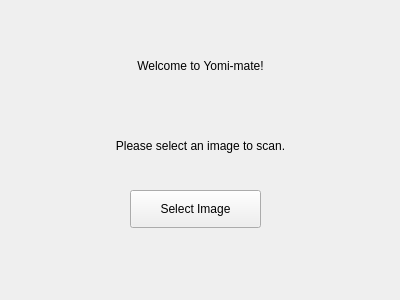
The window that templates/landing.ui (siepenmaru/yomimate) describes before a commit, drawn with Qt 5.
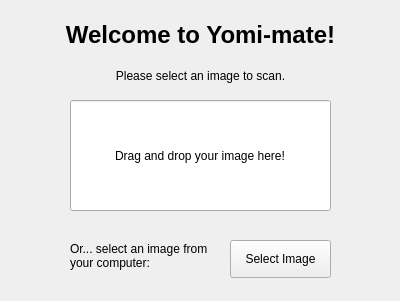
The same window after the commit.

Commit message: feat: add drag n drop area in landing page

Diff of the .ui file:
```diff
--- a/templates/landing.ui
+++ b/templates/landing.ui
@@ -7,7 +7,7 @@
     <x>0</x>
     <y>0</y>
     <width>400</width>
-    <height>300</height>
+    <height>301</height>
    </rect>
   </property>
   <property name="windowTitle">
@@ -16,9 +16,9 @@
   <widget class="QPushButton" name="selectImageButton">
    <property name="geometry">
     <rect>
-     <x>130</x>
-     <y>190</y>
-     <width>131</width>
+     <x>230</x>
+     <y>240</y>
+     <width>101</width>
      <height>38</height>
     </rect>
    </property>
@@ -30,13 +30,13 @@
    <property name="geometry">
     <rect>
      <x>0</x>
-     <y>30</y>
+     <y>0</y>
      <width>401</width>
      <height>71</height>
     </rect>
    </property>
    <property name="text">
-    <string>Welcome to Yomi-mate!</string>
+    <string>&lt;html&gt;&lt;head/&gt;&lt;body&gt;&lt;p&gt;&lt;span style=&quot; font-size:18pt; font-weight:600;&quot;&gt;Welcome to Yomi-mate!&lt;/span&gt;&lt;/p&gt;&lt;/body&gt;&lt;/html&gt;</string>
    </property>
    <property name="scaledContents">
     <bool>false</bool>
@@ -49,7 +49,7 @@
    <property name="geometry">
     <rect>
      <x>0</x>
-     <y>110</y>
+     <y>40</y>
      <width>401</width>
      <height>71</height>
     </rect>
@@ -61,6 +61,44 @@
     <set>Qt::AlignCenter</set>
    </property>
   </widget>
+  <widget class="QLineEdit" name="dragDropArea">
+   <property name="geometry">
+    <rect>
+     <x>70</x>
+     <y>100</y>
+     <width>261</width>
+     <height>111</height>
+    </rect>
+   </property>
+   <property name="text">
+    <string>Drag and drop your image here!</string>
+   </property>
+   <property name="alignment">
+    <set>Qt::AlignCenter</set>
+   </property>
+   <property name="dragEnabled">
+    <bool>false</bool>
+   </property>
+   <property name="readOnly">
+    <bool>true</bool>
+   </property>
+  </widget>
+  <widget class="QLabel" name="label_3">
+   <property name="geometry">
+    <rect>
+     <x>70</x>
+     <y>230</y>
+     <width>161</width>
+     <height>51</height>
+    </rect>
+   </property>
+   <property name="text">
+    <string>Or... select an image from your computer:</string>
+   </property>
+   <property name="wordWrap">
+    <bool>true</bool>
+   </property>
+  </widget>
  </widget>
  <resources/>
  <connections/>
```
